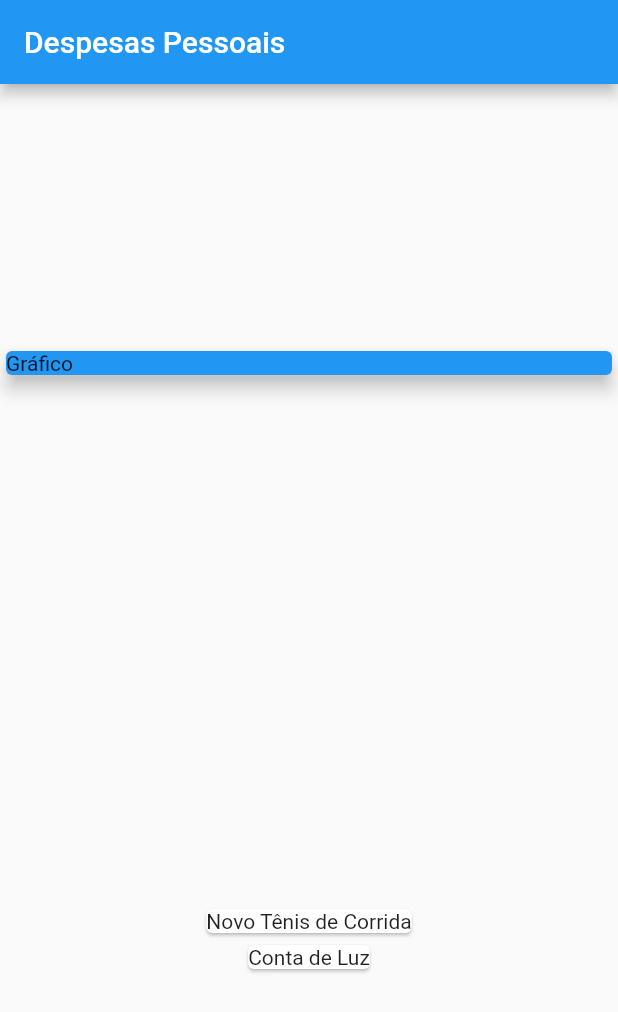
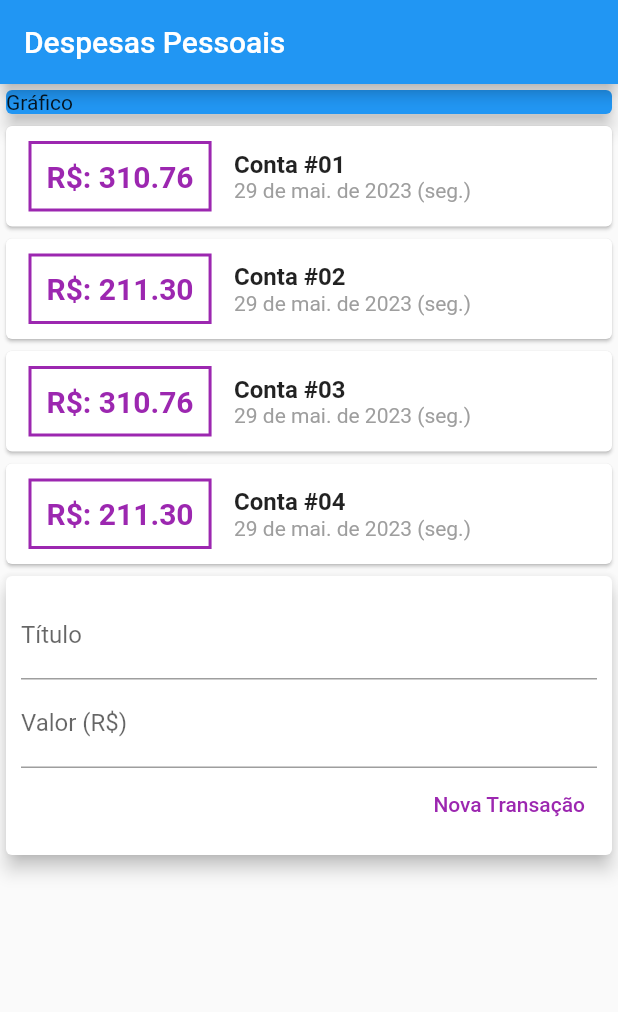
Before and after one commit to v10k/Flutter_Expenses, a Flutter app: the screen it shows after launch, on a phone screen of 412 x 824 dp. Shown: the top 1012 px of the screen. Run offline on Flutter 3.47's test engine with Material 2 defaults, Android fonts, the phone set to English and light mode, and no system bars.

Commit message:
Refactored main and created new components, transctions list now is filled by user + Add new dependency intl for better date format.

```diff
--- /dev/null
+++ b/04. Construindo App Real - Despesas Pessoais/expenses/lib/components/transaction_form.dart
@@ -0,0 +1,49 @@
+import 'package:flutter/material.dart';
+
+class TransactionForm extends StatelessWidget {
+  TransactionForm(this.onSubmit);
+
+  final void Function(String, double) onSubmit;
+
+  @override
+  Widget build(BuildContext context) {
+    final titleController = TextEditingController();
+    final valueController = TextEditingController();
+    return Card(
+      elevation: 5,
+      child: Padding(
+        padding: const EdgeInsets.all(10),
+        child: Column(children: [
+          TextField(
+            controller: titleController,
+            decoration: const InputDecoration(
+              labelText: 'Título',
+            ),
+          ),
+          TextField(
+            controller: valueController,
+            decoration: const InputDecoration(
+              labelText: 'Valor (R\$)',
+            ),
+          ),
+          Row(
+            mainAxisAlignment: MainAxisAlignment.end,
+            children: [
+              TextButton(
+                style: TextButton.styleFrom(foregroundColor: Colors.purple),
+                onPressed: () {
+                  final title = titleController.text;
+                  final value = double.tryParse(valueController.text) ?? 0.0;
+                  onSubmit(title, value);
+                },
+                child: const Text(
+                  'Nova Transação',
+                ),
+              ),
+            ],
+          )
+        ]),
+      ),
+    );
+  }
+}
--- /dev/null
+++ b/04. Construindo App Real - Despesas Pessoais/expenses/lib/components/transaction_list.dart
@@ -0,0 +1,52 @@
+import 'package:flutter/material.dart';
+import '../models/transaction.dart';
+import 'package:intl/intl.dart';
+import 'package:intl/date_symbol_data_local.dart';
+
+class TransactionList extends StatelessWidget {
+  final List<Transaction> transactions;
+
+  const TransactionList(this.transactions);
+
+  @override
+  Widget build(BuildContext context) {
+    Intl.defaultLocale = 'pt_BR';
+    initializeDateFormatting('pt_BR', null);
+    return Column(
+      children: transactions.map((tr) {
+        return Card(
+          child: Row(
+            children: [
+              Container(
+                margin:
+                    const EdgeInsets.symmetric(horizontal: 15, vertical: 10),
+                decoration: BoxDecoration(
+                    border: Border.all(
+                  color: Colors.purple,
+                  width: 2,
+                )),
+                padding: const EdgeInsets.all(10),
+                child: Text('R\$: ${tr.value.toStringAsFixed(2)}',
+                    style: const TextStyle(
+                      fontWeight: FontWeight.bold,
+                      fontSize: 20,
+                      color: Colors.purple,
+                    )),
+              ),
+              Column(
+                crossAxisAlignment: CrossAxisAlignment.start,
+                children: [
+                  Text(tr.title,
+                      style: const TextStyle(
+                          fontSize: 16, fontWeight: FontWeight.bold)),
+                  Text(DateFormat("d 'de' MMM 'de' y (E)").format(tr.date),
+                      style: const TextStyle(color: Colors.grey))
+                ],
+              )
+            ],
+          ),
+        );
+      }).toList(),
+    );
+  }
+}
--- /dev/null
+++ b/04. Construindo App Real - Despesas Pessoais/expenses/lib/components/transaction_user.dart
@@ -0,0 +1,55 @@
+import 'dart:math';
+
+import 'package:flutter/material.dart';
+import 'transaction_form.dart';
+import 'transaction_list.dart';
+import '../models/transaction.dart';
+
+class TransactionUser extends StatefulWidget {
+  const TransactionUser({super.key});
+
+  @override
+  State<TransactionUser> createState() => _TransactionUserState();
+}
+
+class _TransactionUserState extends State<TransactionUser> {
+  final _transactions = [
+    Transaction(
+        id: 't1',
+        title: 'Conta #01',
+        value: 310.76,
+        date: DateTime.now()),
+    Transaction(
+        id: 't2', title: 'Conta #02', value: 211.30, date: DateTime.now()),
+        Transaction(
+        id: 't3',
+        title: 'Conta #03',
+        value: 310.76,
+        date: DateTime.now()),
+    Transaction(
+        id: 't4', title: 'Conta #04', value: 211.30, date: DateTime.now())
+  ];
+
+  _addTransaction(String title, double value) {
+    final newTransaction = Transaction(
+      id: Random().nextDouble().toString(),
+      title: title,
+      value: value,
+      date: DateTime.now(),
+    );
+
+    setState(() {
+      _transactions.add(newTransaction);
+    });
+  }
+
+  @override
+  Widget build(BuildContext context) {
+    return Column(
+      children: [
+        TransactionList(_transactions),
+        TransactionForm(_addTransaction),
+      ],
+    );
+  }
+}
--- a/04. Construindo App Real - Despesas Pessoais/expenses/lib/main.dart
+++ b/04. Construindo App Real - Despesas Pessoais/expenses/lib/main.dart
@@ -1,5 +1,5 @@
-import 'package:expenses/models/transaction.dart';
 import 'package:flutter/material.dart';
+import 'package:expenses/components/transaction_user.dart';
 
 main() => runApp(const ExpensesApp());
 
@@ -8,22 +8,12 @@ class ExpensesApp extends StatelessWidget {
 
   @override
   Widget build(BuildContext context) {
-    return MaterialApp(home: MyHomePage());
+    return const MaterialApp(home: MyHomePage());
   }
 }
 
 class MyHomePage extends StatelessWidget {
-  MyHomePage({Key? key}) : super(key: key);
-
-  final _transactions = [
-    Transaction(
-        id: 't1',
-        title: 'Novo Tênis de Corrida',
-        value: 310.76,
-        date: DateTime.now()),
-    Transaction(
-        id: 't2', title: 'Conta de Luz', value: 211.30, date: DateTime.now())
-  ];
+  const MyHomePage({Key? key}) : super(key: key);
 
   @override
   Widget build(BuildContext context) {
@@ -31,25 +21,20 @@ class MyHomePage extends StatelessWidget {
       appBar: AppBar(
         title: const Text('Despesas Pessoais'),
       ),
-      body: Column(
-        mainAxisAlignment: MainAxisAlignment.spaceAround,
+      body: const SingleChildScrollView(
+        child: Column(
           crossAxisAlignment: CrossAxisAlignment.stretch,
           children: <Widget>[
-          const SizedBox(
+            SizedBox(
               child: Card(
                 color: Colors.blue,
                 elevation: 5,
                 child: Text('Gráfico'),
               ),
             ),
-          Column(
-            children: _transactions.map((tr) {
-              return Card(
-                child: Text(tr.title),
-              );
-            }).toList(),
-          )
+            TransactionUser(),
           ],
+        ),
       ),
     );
   }
--- a/04. Construindo App Real - Despesas Pessoais/expenses/pubspec.yaml
+++ b/04. Construindo App Real - Despesas Pessoais/expenses/pubspec.yaml
@@ -30,6 +30,7 @@ environment:
 dependencies:
   flutter:
     sdk: flutter
+  intl: ^0.18.1
 
 
   # The following adds the Cupertino Icons font to your application.
```
Also changed, not shown: 04. Construindo App Real - Despesas Pessoais/expenses/pubspec.lock. Lines whose indentation alone changed are shown as unchanged.
